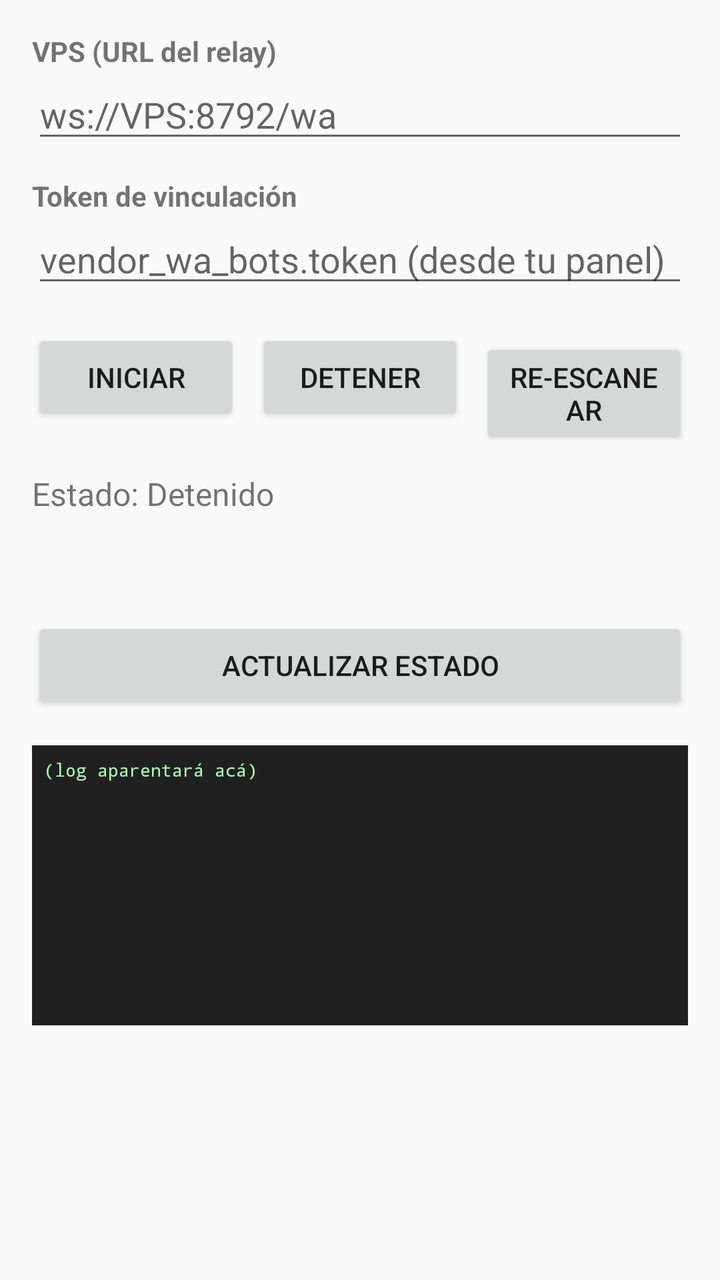
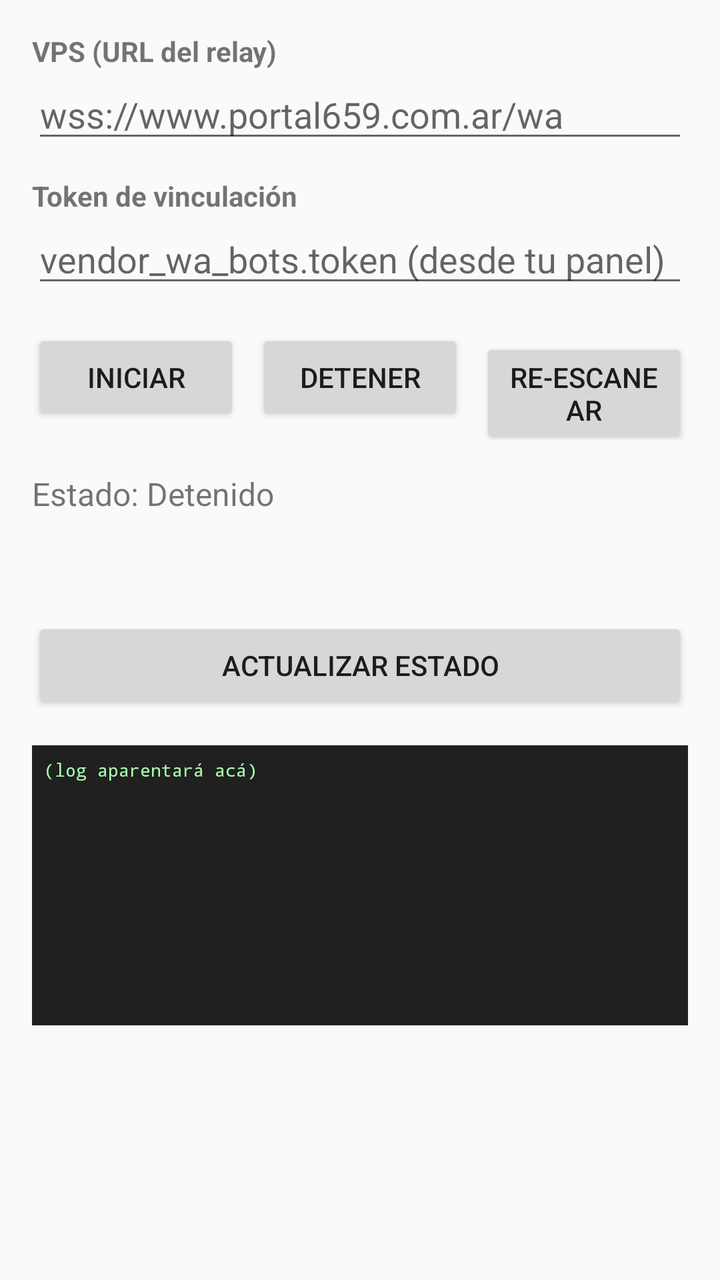

Two renders of the same Android screen: before a commit and after it. Below are the layout's source before the change and the commit's diff.
<!-- AndroidManifest.xml: application theme Theme.PortalWaL.link -->
<!-- res/layout/activity_main.xml -->
<?xml version="1.0" encoding="utf-8"?>
<LinearLayout xmlns:android="http://schemas.android.com/apk/res/android"
    android:orientation="vertical"
    android:padding="16dp"
    android:layout_width="match_parent"
    android:layout_height="match_parent">

    <TextView
        android:layout_width="wrap_content"
        android:layout_height="wrap_content"
        android:text="VPS (URL del relay)"
        android:textStyle="bold" />

    <EditText
        android:id="@+id/vpsUrl"
        android:layout_width="match_parent"
        android:layout_height="wrap_content"
        android:hint="ws://VPS:8792/wa"
        android:inputType="textUri" />

    <TextView
        android:layout_width="wrap_content"
        android:layout_height="wrap_content"
        android:layout_marginTop="12dp"
        android:text="Token de vinculación"
        android:textStyle="bold" />

    <EditText
        android:id="@+id/token"
        android:layout_width="match_parent"
        android:layout_height="wrap_content"
        android:hint="vendor_wa_bots.token (desde tu panel)"
        android:inputType="text" />

    <LinearLayout
        android:orientation="horizontal"
        android:layout_width="match_parent"
        android:layout_height="wrap_content"
        android:layout_marginTop="16dp">

        <Button
            android:id="@+id/start"
            android:layout_width="0dp"
            android:layout_weight="1"
            android:layout_height="wrap_content"
            android:text="Iniciar" />

        <Button
            android:id="@+id/stop"
            android:layout_width="0dp"
            android:layout_weight="1"
            android:layout_height="wrap_content"
            android:layout_marginStart="8dp"
            android:text="Detener" />

        <Button
            android:id="@+id/reset"
            android:layout_width="0dp"
            android:layout_weight="1"
            android:layout_height="wrap_content"
            android:layout_marginStart="8dp"
            android:text="Re-escanear" />
    </LinearLayout>

    <TextView
        android:id="@+id/status"
        android:layout_width="match_parent"
        android:layout_height="wrap_content"
        android:layout_marginTop="16dp"
        android:text="Estado: Detenido"
        android:textSize="16sp" />

    <TextView
        android:id="@+id/pairing"
        android:layout_width="match_parent"
        android:layout_height="wrap_content"
        android:layout_marginTop="8dp"
        android:text=""
        android:textSize="20sp"
        android:textStyle="bold" />

    <Button
        android:id="@+id/refresh"
        android:layout_width="match_parent"
        android:layout_height="wrap_content"
        android:layout_marginTop="16dp"
        android:text="Actualizar estado" />

    
    <ScrollView
        android:layout_width="match_parent"
        android:layout_height="140dp"
        android:layout_marginTop="16dp"
        android:background="#202020"
        android:padding="6dp">

        <TextView
            android:id="@+id/logView"
            android:layout_width="match_parent"
            android:layout_height="wrap_content"
            android:textColor="#AAFFB0"
            android:textSize="9sp"
            android:typeface="monospace"
            android:text="(log aparentará acá)" />
    </ScrollView>

    
    <ImageView
        android:id="@+id/qrImage"
        android:layout_width="280dp"
        android:layout_height="280dp"
        android:layout_gravity="center_horizontal"
        android:layout_marginTop="16dp"
        android:layout_marginBottom="16dp"
        android:visibility="gone"
        android:scaleType="fitCenter"
        android:adjustViewBounds="true" />
</LinearLayout>
<!-- resources referenced by this layout -->
<resources>
  <style name="Theme.PortalWaL.link" parent="Theme.AppCompat.Light.DarkActionBar" />
</resources>

<!-- the commit's change to res/layout/activity_main.xml (unified diff, before → after) -->
@@ -15,7 +15,7 @@
         android:id="@+id/vpsUrl"
         android:layout_width="match_parent"
         android:layout_height="wrap_content"
-        android:hint="ws://VPS:8792/wa"
+        android:hint="wss://www.portal659.com.ar/wa"
         android:inputType="textUri" />
 
     <TextView
